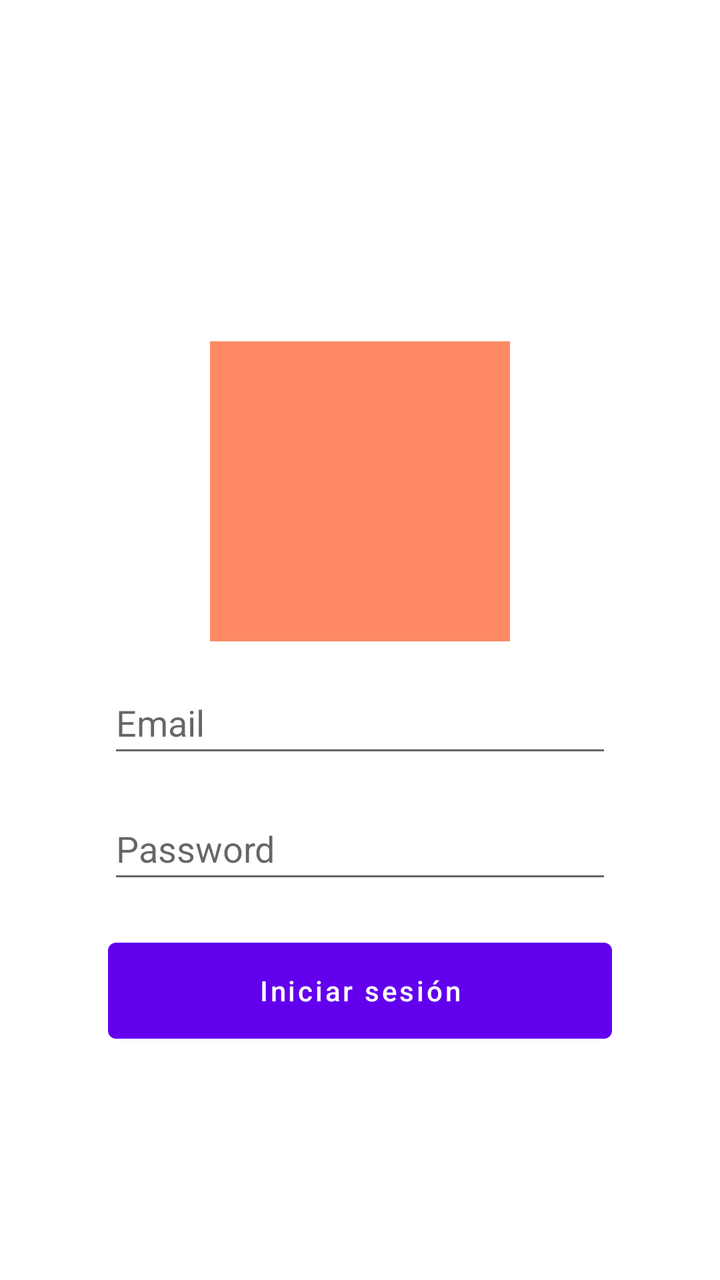
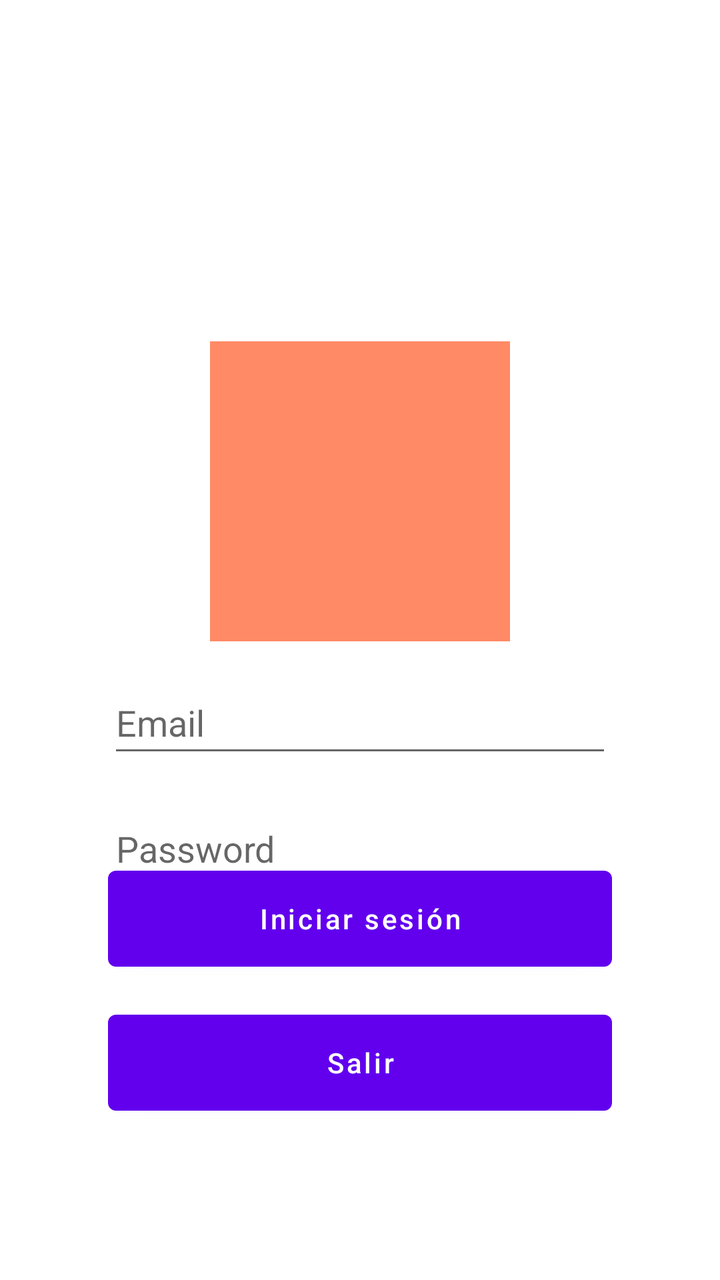

Compare the two renders of this Android layout. The source of the first and the diff that turns it into the second are given below.
<!-- AndroidManifest.xml: application theme Theme.Guia6 -->
<!-- res/layout/activity_constraint_layout.xml -->
<?xml version="1.0" encoding="utf-8"?>
<androidx.constraintlayout.widget.ConstraintLayout xmlns:android="http://schemas.android.com/apk/res/android"
    xmlns:app="http://schemas.android.com/apk/res-auto"
    xmlns:tools="http://schemas.android.com/tools"
    android:id="@+id/main"
    android:layout_width="match_parent"
    android:layout_height="match_parent"
    tools:context=".ConstraintLayout">

    <androidx.constraintlayout.widget.Guideline
        android:id="@+id/TopGuideLine"
        android:layout_width="wrap_content"
        android:layout_height="wrap_content"
        android:orientation="horizontal"
        app:layout_constraintGuide_percent="0.15" />

    <androidx.constraintlayout.widget.Guideline
        android:id="@+id/BottomGuideLine"
        android:layout_width="wrap_content"
        android:layout_height="wrap_content"
        android:orientation="horizontal"
        app:layout_constraintGuide_percent="0.85" />

    <androidx.constraintlayout.widget.Guideline
        android:id="@+id/StartGuideLine"
        android:layout_width="wrap_content"
        android:layout_height="wrap_content"
        android:orientation="vertical"
        app:layout_constraintGuide_percent="0.15" />

    <androidx.constraintlayout.widget.Guideline
        android:id="@+id/EndGuideLine"
        android:layout_width="wrap_content"
        android:layout_height="wrap_content"
        android:orientation="vertical"
        app:layout_constraintGuide_percent="0.85" />

    <View
        android:id="@+id/ImgAvatar"
        android:layout_width="150dp"
        android:layout_height="150dp"
        android:background="#FF8A65"
        android:contentDescription="@string/imagen_avatar"
        app:layout_constraintBottom_toBottomOf="@+id/BottomGuideLine"
        app:layout_constraintEnd_toEndOf="@+id/EndGuideLine"
        app:layout_constraintStart_toStartOf="@+id/StartGuideLine"
        app:layout_constraintTop_toTopOf="@+id/TopGuideLine"
        app:layout_constraintVertical_bias="0.25" />

    <EditText
        android:id="@+id/TxtEmail"
        android:layout_width="0dp"
        android:layout_height="48dp"
        android:layout_marginTop="15dp"
        android:autofillHints="emailAddress"
        android:hint="@string/email"
        android:inputType="textEmailAddress"
        app:layout_constraintBottom_toTopOf="@+id/TxtPassword"
        app:layout_constraintEnd_toEndOf="@+id/EndGuideLine"
        app:layout_constraintStart_toStartOf="@+id/StartGuideLine"
        app:layout_constraintTop_toBottomOf="@+id/ImgAvatar" />

    <EditText
        android:id="@+id/TxtPassword"
        android:layout_width="0dp"
        android:layout_height="48dp"
        android:layout_marginTop="15dp"
        android:autofillHints="password"
        android:hint="@string/password"
        android:inputType="textPassword"
        app:layout_constraintEnd_toEndOf="@+id/EndGuideLine"
        app:layout_constraintStart_toStartOf="@+id/StartGuideLine"
        app:layout_constraintTop_toBottomOf="@+id/TxtEmail" />

    <Button
        android:id="@+id/button"
        android:layout_width="0dp"
        android:layout_height="60dp"
        android:text="@string/iniciar_sesion"
        android:textAllCaps="false"
        app:layout_constraintBottom_toTopOf="@+id/BottomGuideLine"
        app:layout_constraintEnd_toEndOf="@+id/EndGuideLine"
        app:layout_constraintStart_toStartOf="@+id/StartGuideLine"
        app:layout_constraintTop_toBottomOf="@+id/TxtPassword" />

</androidx.constraintlayout.widget.ConstraintLayout>
<!-- resources referenced by this layout -->
<resources>
  <string name="email">Email</string>
  <string name="imagen_avatar">Imagen de avatar</string>
  <string name="iniciar_sesion">Iniciar sesión</string>
  <string name="password">Password</string>
  <style name="Theme.Guia6" parent="Base.Theme.Guia6" />
  <style name="Base.Theme.Guia6" parent="Theme.MaterialComponents.DayNight.DarkActionBar">
          <item name="colorPrimary">@color/purple_500</item>
          <item name="colorPrimaryVariant">@color/purple_700</item>
          <item name="colorOnPrimary">@color/white</item>
          <item name="colorSecondary">@color/teal_200</item>
          <item name="colorSecondaryVariant">@color/teal_700</item>
          <item name="colorOnSecondary">@color/black</item>
          <item name="android:statusBarColor">?attr/colorPrimaryVariant</item>
      </style>
  <color name="purple_500">#FF6200EE</color>
  <color name="purple_700">#FF3700B3</color>
  <color name="white">#FFFFFFFF</color>
  <color name="teal_200">#FF03DAC5</color>
  <color name="teal_700">#FF018786</color>
  <color name="black">#FF000000</color>
</resources>

<!-- the commit's change to res/layout/activity_constraint_layout.xml (unified diff, before → after) -->
@@ -78,9 +78,21 @@
         android:layout_height="60dp"
         android:text="@string/iniciar_sesion"
         android:textAllCaps="false"
-        app:layout_constraintBottom_toTopOf="@+id/BottomGuideLine"
+        app:layout_constraintBottom_toTopOf="@+id/btnSalirConstraint"
         app:layout_constraintEnd_toEndOf="@+id/EndGuideLine"
         app:layout_constraintStart_toStartOf="@+id/StartGuideLine"
         app:layout_constraintTop_toBottomOf="@+id/TxtPassword" />
 
+    <Button
+        android:id="@+id/btnSalirConstraint"
+        android:layout_width="0dp"
+        android:layout_height="60dp"
+        android:layout_marginTop="12dp"
+        android:text="@string/salir"
+        android:textAllCaps="false"
+        app:layout_constraintBottom_toTopOf="@+id/BottomGuideLine"
+        app:layout_constraintEnd_toEndOf="@+id/EndGuideLine"
+        app:layout_constraintStart_toStartOf="@+id/StartGuideLine"
+        app:layout_constraintTop_toBottomOf="@+id/button" />
+
 </androidx.constraintlayout.widget.ConstraintLayout>
<!-- resource entries referenced after the edit -->
@@ -4,6 +4,7 @@
   <string name="imagen_avatar">Imagen de avatar</string>
   <string name="iniciar_sesion">Iniciar sesión</string>
   <string name="password">Password</string>
+  <string name="salir">Salir</string>
   <style name="Theme.Guia6" parent="Base.Theme.Guia6" />
   <style name="Base.Theme.Guia6" parent="Theme.MaterialComponents.DayNight.DarkActionBar">
           <item name="colorPrimary">@color/purple_500</item>
